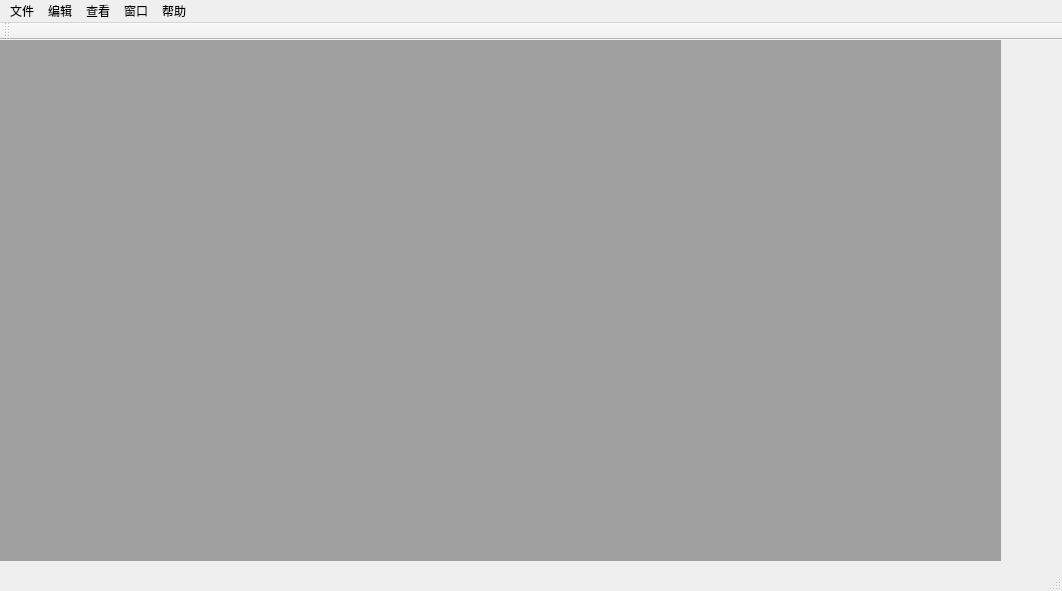
Tsunaou/Student-Management-System-Qt, file StudentMS.ui: the form before one commit.
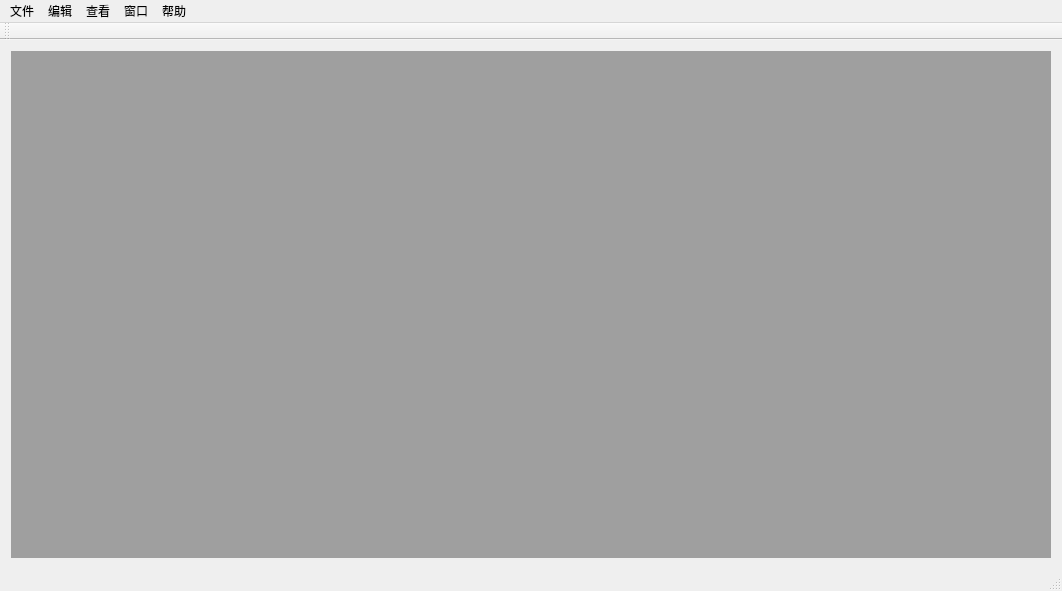
The form after the commit.

The edit to the form file:
```diff
--- a/StudentMS.ui
+++ b/StudentMS.ui
@@ -14,16 +14,11 @@
    <string>StudentMS</string>
   </property>
   <widget class="QWidget" name="centralWidget">
-   <widget class="QMdiArea" name="mdiArea">
-    <property name="geometry">
-     <rect>
-      <x>0</x>
-      <y>0</y>
-      <width>1001</width>
-      <height>521</height>
-     </rect>
-    </property>
-   </widget>
+   <layout class="QGridLayout" name="gridLayout">
+    <item row="0" column="0">
+     <widget class="QMdiArea" name="mdiArea"/>
+    </item>
+   </layout>
   </widget>
   <widget class="QMenuBar" name="menuBar">
    <property name="geometry">
```
